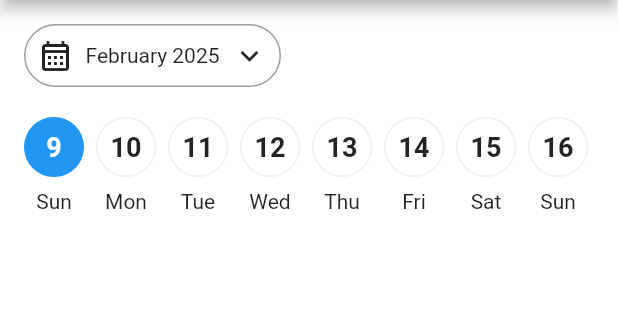
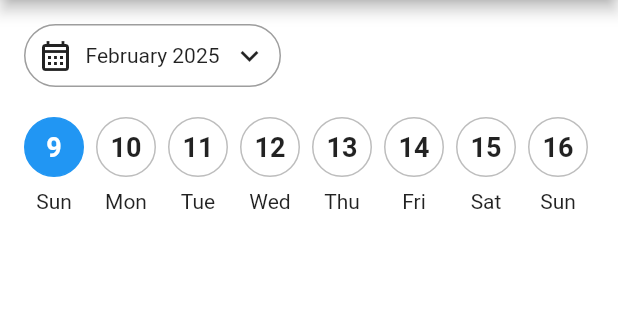
Before and after one commit to cs-onah/horizontal_scrollable_calendar, a Flutter app: the screen it shows after launch, on a phone screen of 412 x 824 dp, the part 84-404 px from its top. Run offline on Flutter 3.47's test engine with Material 3 defaults, Android fonts, the phone set to English and light mode, and no system bars.

Commit message:
disable day widget

```diff
--- a/lib/src/calendar.dart
+++ b/lib/src/calendar.dart
@@ -105,6 +105,7 @@ class _HorizontalScrollableCalendarState
               return DayWidget(
                 day: days[index],
                 isSelected: selectedDate?.dayOnly == days[index].dayOnly,
+                isDisabled: days[index].isBefore(DateTime.now().dayOnly),
                 onSelect: (date) => setState(() {
                   selectedDate = date;
                   widget.onSelect?.call(date);
--- a/lib/src/day_widget.dart
+++ b/lib/src/day_widget.dart
@@ -1,28 +1,36 @@
 import 'package:flutter/material.dart';
 import 'package:horizontal_scrollable_calendar/src/calendar.dart';
+import 'package:horizontal_scrollable_calendar/src/date_extension.dart';
 import 'package:intl/intl.dart';
 
 class DayWidget extends StatelessWidget {
   final DateTime day;
   final bool isSelected;
   final Function(DateTime)? onSelect;
+  final bool isDisabled;
   const DayWidget({
     super.key,
     required this.day,
     required this.isSelected,
     this.onSelect,
+    this.isDisabled = false,
   });
 
   @override
   Widget build(BuildContext context) {
     final color = Theme.of(context).primaryColor;
+    final borderColor = isSelected || day.isToday
+        ? color
+        : isDisabled
+            ? Colors.grey[200]!
+            : Colors.grey[400]!;
     return Padding(
       padding: const EdgeInsets.only(right: 8.0),
       child: Column(
         mainAxisSize: MainAxisSize.min,
         children: [
           InkWell(
-            onTap: ()=> onSelect?.call(day),
+            onTap: () => onSelect?.call(day),
             borderRadius: BorderRadius.circular(100),
             child: Container(
               height: dayWidgetWidth,
@@ -30,7 +38,7 @@ class DayWidget extends StatelessWidget {
               decoration: BoxDecoration(
                 shape: BoxShape.circle,
                 color: isSelected ? color : null,
-                border: Border.all(color: isSelected ? color : Colors.grey[200]!),
+                border: Border.all(color: borderColor),
               ),
               child: Center(
                 child: Text(
```
Also changed, not shown: lib/src/date_extension.dart (+12 -0 lines).
